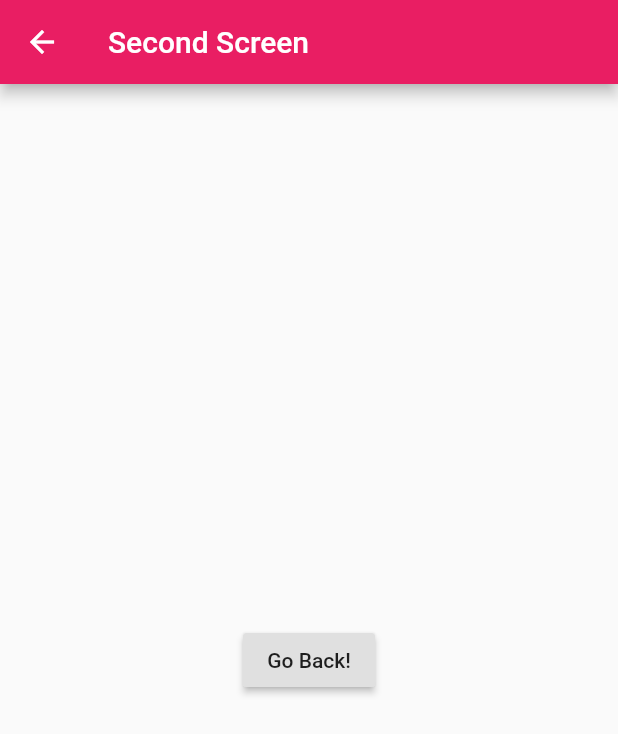
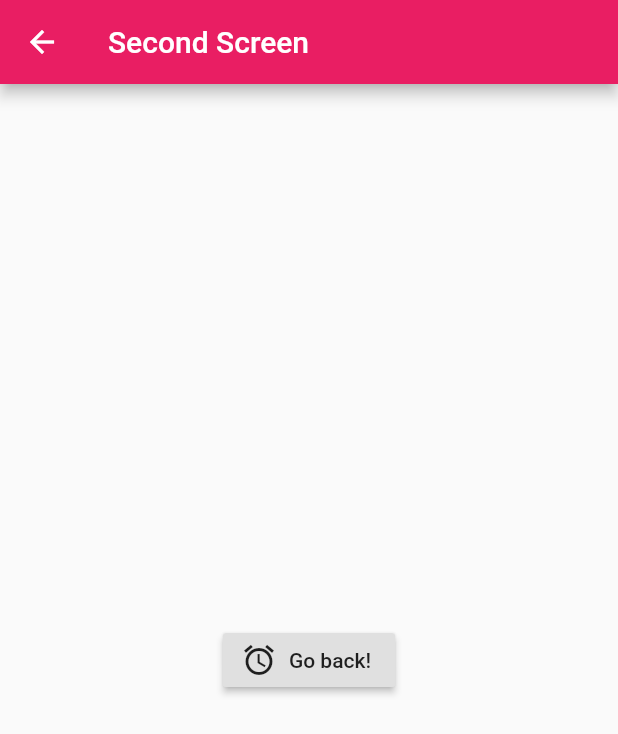
Before and after one commit to codegitpro/PK-flutter-counter, a Flutter app: the screen it shows after launch, after a tap on the "add" icon, after a tap on "Name of item", on a phone screen of 412 x 824 dp. Shown: the top 734 px of the screen. Run offline on Flutter 3.47's test engine with Material 2 defaults, Android fonts, the phone set to English and light mode, and no system bars.

```diff
--- a/lib/main.dart
+++ b/lib/main.dart
@@ -1,4 +1,8 @@
 import 'package:flutter/material.dart';
+import 'package:flutter/foundation.dart';
+import 'dart:async';
+import 'dart:io';
+import 'package:path_provider/path_provider.dart';
 
 void main() {
   runApp(MyApp());
@@ -26,13 +30,46 @@ class MyApp extends StatelessWidget {
         // closer together (more dense) than on mobile platforms.
         visualDensity: VisualDensity.adaptivePlatformDensity,
       ),
-      home: MyHomePage(title: 'My APP'),
+      home: MyHomePage(title: 'My APP', storage: CounterStorage()),
     );
   }
 }
 
+class CounterStorage {
+  Future<String> get _localPath async {
+    final directory = await getApplicationDocumentsDirectory();
+    return directory.path;
+  }
+
+  Future<File> get _localFile async {
+    final path = await _localPath;
+    return File('$path/counter.txt');
+  }
+
+  Future<int> readCounter() async {
+    try {
+      final file = await _localFile;
+
+      String contents = await file.readAsString();
+
+      return int.parse(contents);
+    } catch (e) {
+      return 0;
+    }
+  }
+
+  Future<File> writeCounter(int counter) async {
+    final file = await _localFile;
+
+    return file.writeAsString('$counter');
+  }
+}
+
 class MyHomePage extends StatefulWidget {
-  MyHomePage({Key key, this.title}) : super(key: key);
+  final String title;
+  final CounterStorage storage;
+
+  MyHomePage({Key key, this.title, @required this.storage}) : super(key: key);
 
   // This widget is the home page of your application. It is stateful, meaning
   // that it has a State object (defined below) that contains fields that affect
@@ -43,16 +80,24 @@ class MyHomePage extends StatefulWidget {
   // used by the build method of the State. Fields in a Widget subclass are
   // always marked "final".
 
-  final String title;
-
   @override
   _MyHomePageState createState() => _MyHomePageState();
 }
 
 class _MyHomePageState extends State<MyHomePage> {
-  int _counter = 0;
+  int _counter;
 
-  void _incrementCounter() {
+  @override
+  void initState() {
+    super.initState();
+    widget.storage.readCounter().then((int value) {
+      setState(() {
+        _counter = value;
+      });
+    });
+  }
+
+  Future<File> _incrementCounter() async {
     setState(() {
       // This call to setState tells the Flutter framework that something has
       // changed in this State, which causes it to rerun the build method below
@@ -61,6 +106,8 @@ class _MyHomePageState extends State<MyHomePage> {
       // called again, and so nothing would appear to happen.
       _counter++;
     });
+
+    return widget.storage.writeCounter(_counter);
   }
 
   @override
@@ -81,7 +128,7 @@ class _MyHomePageState extends State<MyHomePage> {
         itemCount: _counter,
         itemBuilder: (context, index) {
           return ListTile(
-            leading: Icon(Icons.account_circle),
+            leading: Icon(Icons.account_balance),
             title: Text('Name of item'),
             onTap: () {
               Navigator.push(
@@ -109,11 +156,12 @@ class SecondPage extends StatelessWidget {
         title: Text('Second Screen'),
       ),
       body: Center(
-        child: RaisedButton(
+        child: RaisedButton.icon(
           onPressed: () {
             Navigator.pop(context);
           },
-          child: Text('Go Back!'),
+          label: Text('Go back!'),
+          icon: Icon(Icons.access_alarm),
         ),
       ),
     );
--- a/pubspec.yaml
+++ b/pubspec.yaml
@@ -28,6 +28,8 @@ dependencies:
   # The following adds the Cupertino Icons font to your application.
   # Use with the CupertinoIcons class for iOS style icons.
   cupertino_icons: ^1.0.0
+  font_awesome_flutter: ^8.8.1
+  path_provider: ^1.6.18
 
 dev_dependencies:
   flutter_test:
```
Also changed, not shown: pubspec.lock.
